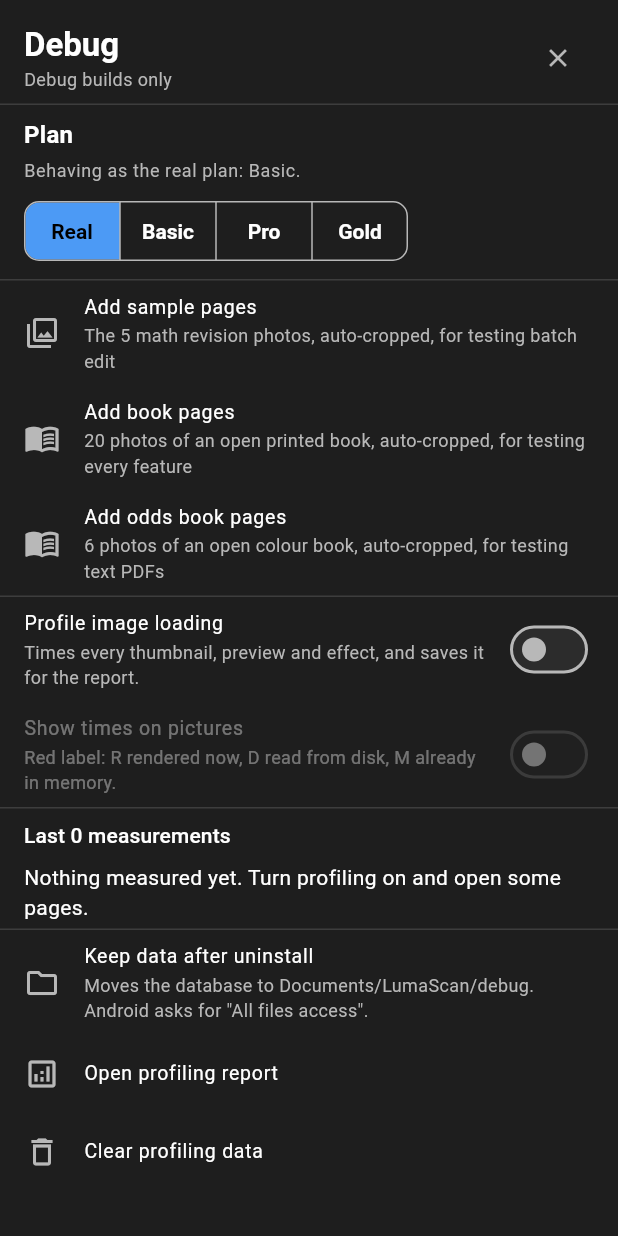
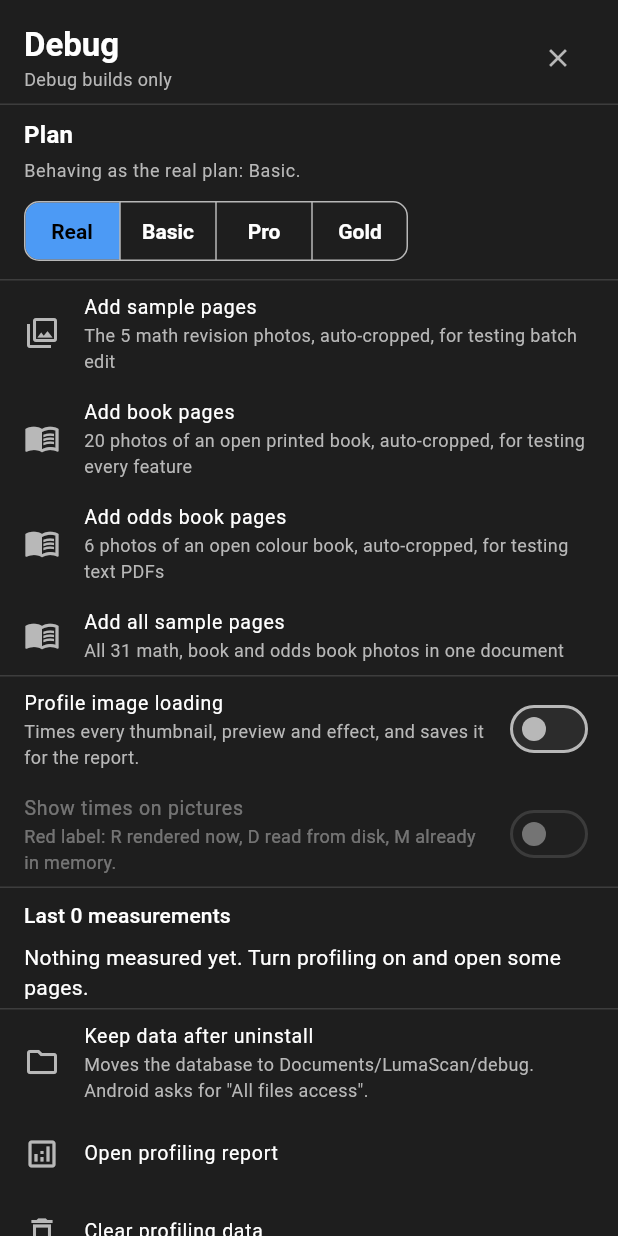
Before and after one commit to varun15j/pfd_editor, a Flutter app: the DebugPanel widget shown alone on an empty page, opened directly with empty values, on a phone screen of 412 x 824 dp. Run offline on Flutter 3.47's test engine with Material 3 defaults, Android fonts, the phone set to English and light mode, and no system bars; our stand-ins replace camera, file_picker, flutter_riverpod, flutter_secure_storage, google_sign_in, open_filex and 6 more; missing offline and left inert: cunning_document_scanner, flutter_appauth, google_mlkit_barcode_scanning, google_mlkit_text_recognition, pdfrx; accounts and stored records are empty.

Commit message:
Add all sample pages tile: every math, book and odds book photo in one document
Co-Authored-By: Claude Sonnet 5.5 <noreply@anthropic.com>

```diff
--- a/lumascan_app/lib/debug/debug_panel.dart
+++ b/lumascan_app/lib/debug/debug_panel.dart
@@ -130,6 +130,7 @@ class DebugPanel extends StatelessWidget {
                 SamplePagesTile(onStart: onClose),
                 SamplePagesTile(set: bookSamples, onStart: onClose),
                 SamplePagesTile(set: oddsBookSamples, onStart: onClose),
+                SamplePagesTile(set: allSamples, onStart: onClose),
                 const Divider(),
                 SwitchListTile(
                   title: const Text('Profile image loading'),
--- a/lumascan_app/lib/debug/sample_pages.dart
+++ b/lumascan_app/lib/debug/sample_pages.dart
@@ -80,6 +80,14 @@ const oddsBookSamples = SampleSet(
 /// Every bundled set, in the order they are offered.
 const sampleSets = [mathSamples, bookSamples, oddsBookSamples];
 
+/// Every bundled photo in one document: the math revision pages, the book
+/// pages and the odds book pages.
+final allSamples = SampleSet(
+  title: 'Add all sample pages',
+  subtitle: 'All ${sampleSets.fold<int>(0, (n, s) => n + s.assets.length)} math, book and odds book photos in one document',
+  assets: [for (final set in sampleSets) ...set.assets],
+);
+
 /// The math revision photos (the first set).
 final samplePageAssets = mathSamples.assets;
 
--- a/lumascan_app/lib/debug/sample_pages_tile.dart
+++ b/lumascan_app/lib/debug/sample_pages_tile.dart
@@ -58,7 +58,7 @@ class _SamplePagesTileState extends ConsumerState<SamplePagesTile> {
     contentPadding: widget.contentPadding,
     leading: _adding
         ? const SizedBox.square(dimension: 24, child: CircularProgressIndicator(strokeWidth: 2))
-        : Icon(widget.set != mathSamples ? Icons.menu_book_outlined : Icons.collections_outlined),
+        : Icon(widget.set == mathSamples ? Icons.collections_outlined : Icons.menu_book_outlined),
     title: Text(widget.set.title),
     subtitle: Text(widget.set.subtitle),
     onTap: _adding ? null : _add,
--- a/lumascan_app/lib/features/settings/settings_screen.dart
+++ b/lumascan_app/lib/features/settings/settings_screen.dart
@@ -135,6 +135,7 @@ class SettingsScreen extends ConsumerWidget {
             const SamplePagesTile(contentPadding: EdgeInsets.zero),
             const SamplePagesTile(set: bookSamples, contentPadding: EdgeInsets.zero),
             const SamplePagesTile(set: oddsBookSamples, contentPadding: EdgeInsets.zero),
+            SamplePagesTile(set: allSamples, contentPadding: EdgeInsets.zero),
           ],
           const SizedBox(height: Space.xl),
           const AboutSection(),
```
Also changed, not shown: 1 other file.
